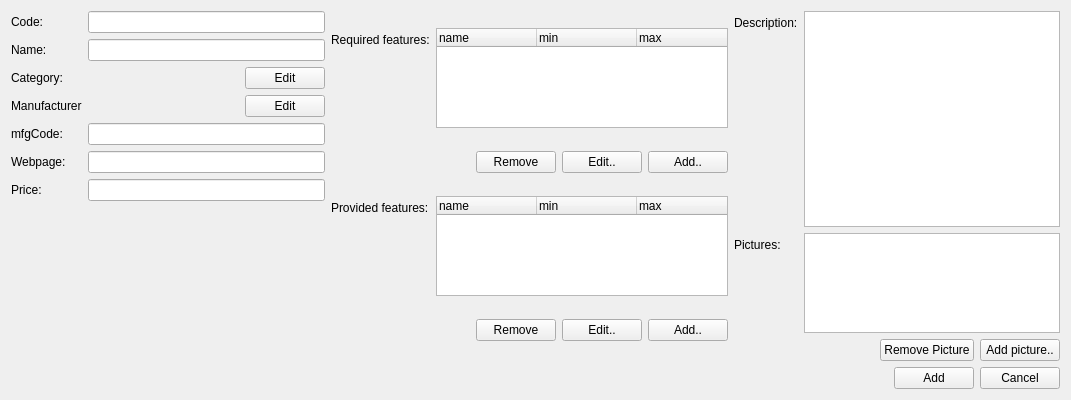
Above: client/uiforms/component_add.ui from Wolframe/configurator before the change. Below: the same form after it.
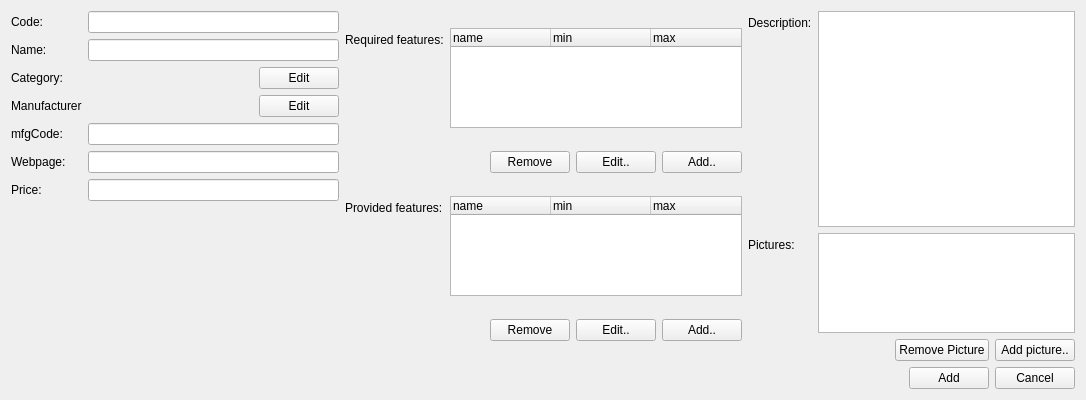
That is the form after the change. Icons and pictures are not drawn.

```diff
--- a/client/uiforms/component_add.ui
+++ b/client/uiforms/component_add.ui
@@ -6,7 +6,7 @@
    <rect>
     <x>0</x>
     <y>0</y>
-    <width>1071</width>
+    <width>1086</width>
     <height>400</height>
    </rect>
   </property>
```
